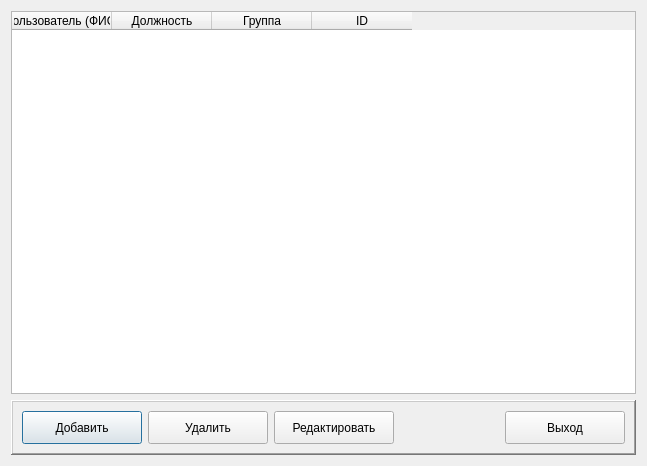
Above: arm_o/d_user.ui from levdikandrey/DataCollector before the change. Below: the same form after it.
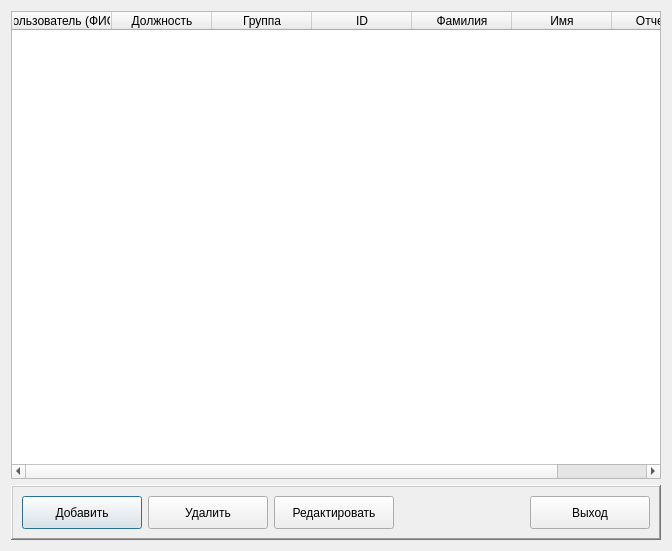
That is the form after the change. Icons and pictures are not drawn.

```diff
--- a/arm_o/d_user.ui
+++ b/arm_o/d_user.ui
@@ -6,8 +6,8 @@
    <rect>
     <x>0</x>
     <y>0</y>
-    <width>647</width>
-    <height>466</height>
+    <width>672</width>
+    <height>551</height>
    </rect>
   </property>
   <property name="windowTitle">
@@ -19,6 +19,9 @@
      <property name="selectionBehavior">
       <enum>QAbstractItemView::SelectRows</enum>
      </property>
+     <property name="sortingEnabled">
+      <bool>true</bool>
+     </property>
      <attribute name="horizontalHeaderMinimumSectionSize">
       <number>0</number>
      </attribute>
@@ -42,6 +45,21 @@
        <string>ID</string>
       </property>
      </column>
+     <column>
+      <property name="text">
+       <string>Фамилия</string>
+      </property>
+     </column>
+     <column>
+      <property name="text">
+       <string>Имя</string>
+      </property>
+     </column>
+     <column>
+      <property name="text">
+       <string>Отчество</string>
+      </property>
+     </column>
     </widget>
    </item>
    <item row="1" column="0">
@@ -53,6 +71,18 @@
       <enum>QFrame::Raised</enum>
      </property>
      <layout class="QHBoxLayout" name="horizontalLayout">
+      <property name="leftMargin">
+       <number>9</number>
+      </property>
+      <property name="topMargin">
+       <number>9</number>
+      </property>
+      <property name="rightMargin">
+       <number>9</number>
+      </property>
+      <property name="bottomMargin">
+       <number>9</number>
+      </property>
       <item>
        <widget class="QPushButton" name="pushButtonAdd">
         <property name="minimumSize">
```
